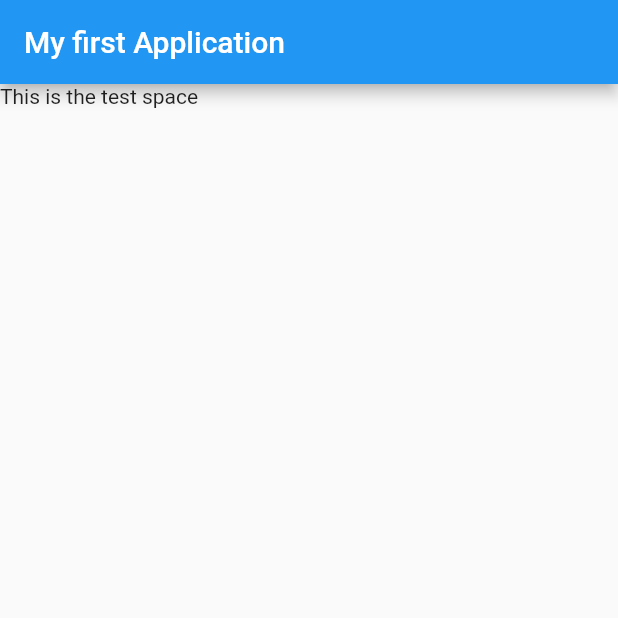
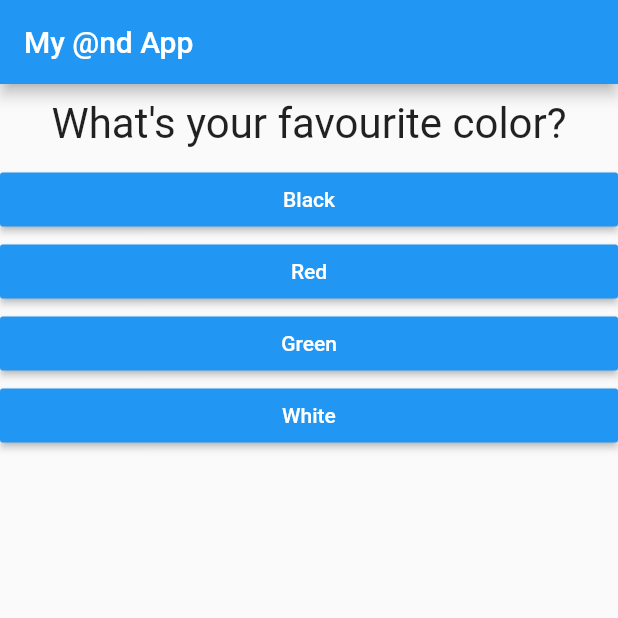
Before and after one commit to AbdulQader496/MobileAppLab3, a Flutter app: the screen it shows after launch, on a phone screen of 412 x 824 dp, the top half of it. Run offline on Flutter 3.47's test engine with Material 2 defaults, Android fonts, the phone set to English and light mode, and no system bars.

Commit message:
my2ndapp

```diff
--- /dev/null
+++ b/lib/answer.dart
@@ -0,0 +1,20 @@
+import 'package:flutter/material.dart';
+
+class Answer extends StatelessWidget {
+  final Function selectHandler;
+  final String answerText;
+
+  Answer(this.selectHandler, this.answerText);
+  @override
+  Widget build(BuildContext context) {
+    return Container(
+      width: double.infinity,
+      child: RaisedButton(
+        color: Colors.blue,
+        textColor: Colors.white,
+        child: Text(answerText),
+        onPressed: selectHandler,
+      ),
+    );
+  }
+}
--- a/lib/main.dart
+++ b/lib/main.dart
@@ -1,17 +1,106 @@
 import 'package:flutter/material.dart';
+import './quiz.dart';
+import './answer.dart';
+import './result.dart';
 
-void main() => runApp(MyApp());
+void main() {
+  runApp(My2ndApp());
+}
 
-class MyApp extends StatelessWidget {
+class My2ndApp extends StatefulWidget {
+  @override
+  State<StatefulWidget> createState() {
+    //TODO: implement createState
+    return _My2ndAppState();
+  }
+}
+
+class _My2ndAppState extends State<My2ndApp> {
+  final _questions = const [
+    {
+      'questionText': 'What\'s your favourite color?',
+      'answers': [
+        {'text': 'Black', 'score': 10},
+        {'text': 'Red', 'score': 5},
+        {'text': 'Green', 'score': 3},
+        {'text': 'White', 'score': 1}
+      ],
+    },
+    {
+      'questionText': 'Whats\'s your favourite animal?',
+      'answers': [
+        {'text': 'Rabbit', 'score': 10},
+        {'text': 'Snake', 'score': 5},
+        {'text': 'Elephant', 'score': 3},
+        {'text': 'Lion', 'score': 1}
+      ],
+    },
+    {
+      'questionText': 'Who\'s your favourite instructor?',
+      'answers': [
+        {'text': 'Max', 'score': 10},
+        {'text': 'Max', 'score': 5},
+        {'text': 'Max', 'score': 3},
+        {'text': 'weew', 'score': 1}
+      ],
+    },
+    {
+      'questionText': 'Who\'s your favourite food?',
+      'answers': [
+        {'text': 'rice and chicken', 'score': 10},
+        {'text': 'fish ', 'score': 5},
+        {'text': 'veg and things', 'score': 3},
+        {'text': 'things and things', 'score': 1}
+      ],
+    },
+  ];
+  var _questionIndex = 0;
+  var _totalScore = 0;
+
+  void _resetQuiz() {
+    setState(() {
+      _questionIndex = 0;
+      _totalScore = 0;
+    });
+  }
+
+  void _answerQuestion(int score) {
+    //var aBool = true;
+    //var aBool = false;
+
+    _totalScore += score;
+    setState(() {
+      _questionIndex = _questionIndex + 1;
+    });
+
+    print(_questionIndex);
+    if (_questionIndex < _questions.length) {
+      print('We have more questions!');
+    } else {
+      print('No more questions!');
+    }
+  }
+
   @override
   Widget build(BuildContext context) {
-    // TODO: implement build
+    //var dummy = const ['Hello'];
+    //dummy.add('Max');
+    //print(dummy);
+    //dummy = [];
+    //questions = []; doesn't work if questions is const
+
     return MaterialApp(
       home: Scaffold(
         appBar: AppBar(
-          title: Text('My first Application'),
+          title: Text('My @nd App'),
         ),
-        body: Text('This is the test space'),
+        body: _questionIndex < _questions.length
+            ? Quiz(
+                answerQuestion: _answerQuestion,
+                questionIndex: _questionIndex,
+                questions: _questions,
+              )
+            : Result(_totalScore, _resetQuiz),
       ),
     );
   }
--- /dev/null
+++ b/lib/question.dart
@@ -0,0 +1,18 @@
+import 'package:flutter/material.dart';
+
+class Question extends StatelessWidget {
+  final String questionText;
+  Question(this.questionText);
+  @override
+  Widget build(BuildContext context) {
+    return Container(
+      width: double.infinity,
+      margin: EdgeInsets.all(10),
+      child: Text(
+        questionText,
+        style: TextStyle(fontSize: 28),
+        textAlign: TextAlign.center,
+      ),
+    );
+  }
+}
--- /dev/null
+++ b/lib/quiz.dart
@@ -0,0 +1,30 @@
+import 'package:flutter/material.dart';
+import './question.dart';
+import './answer.dart';
+
+class Quiz extends StatelessWidget {
+  final List<Map<String, Object>> questions;
+  final int questionIndex;
+  final Function answerQuestion;
+
+  Quiz({
+    @required this.questions,
+    @required this.answerQuestion,
+    @required this.questionIndex,
+  });
+
+  @override
+  Widget build(BuildContext context) {
+    return Column(
+      children: [
+        Question(
+          questions[questionIndex]['questionText'],
+        ),
+        ...(questions[questionIndex]['answers'] as List<Map<String, Object>>)
+            .map((answer) {
+          return Answer(() => answerQuestion(answer['score']), answer['text']);
+        }).toList()
+      ],
+    );
+  }
+}
```
Also changed, not shown: lib/result.dart (added, +43 -0 lines), 1 other file.
